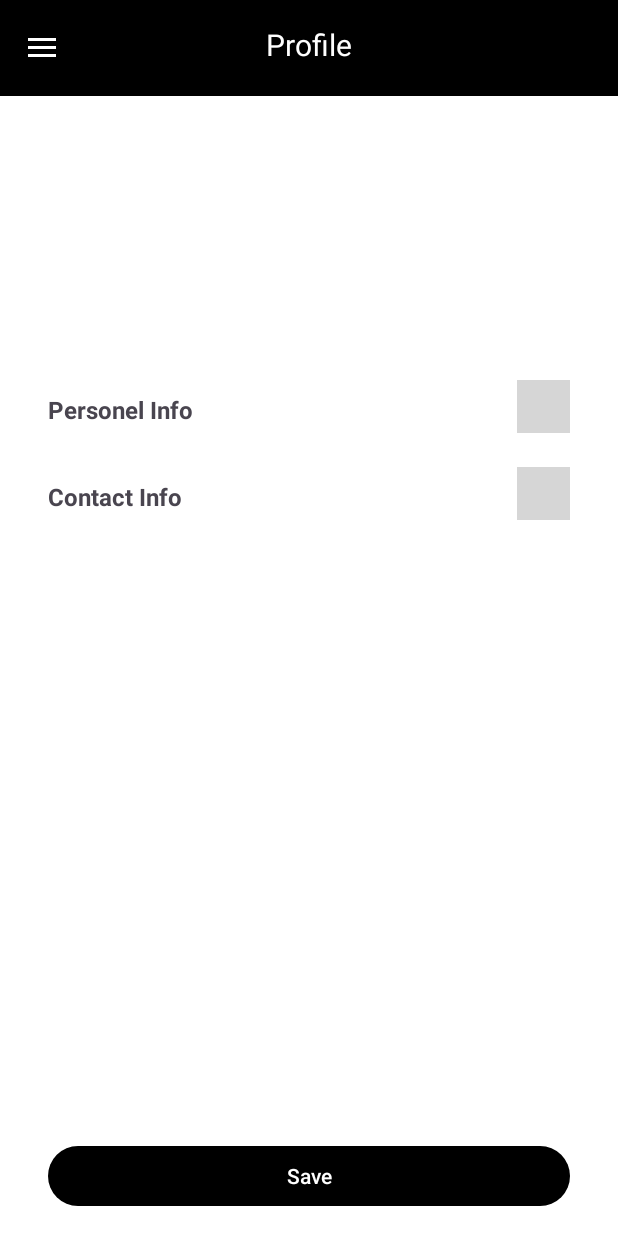
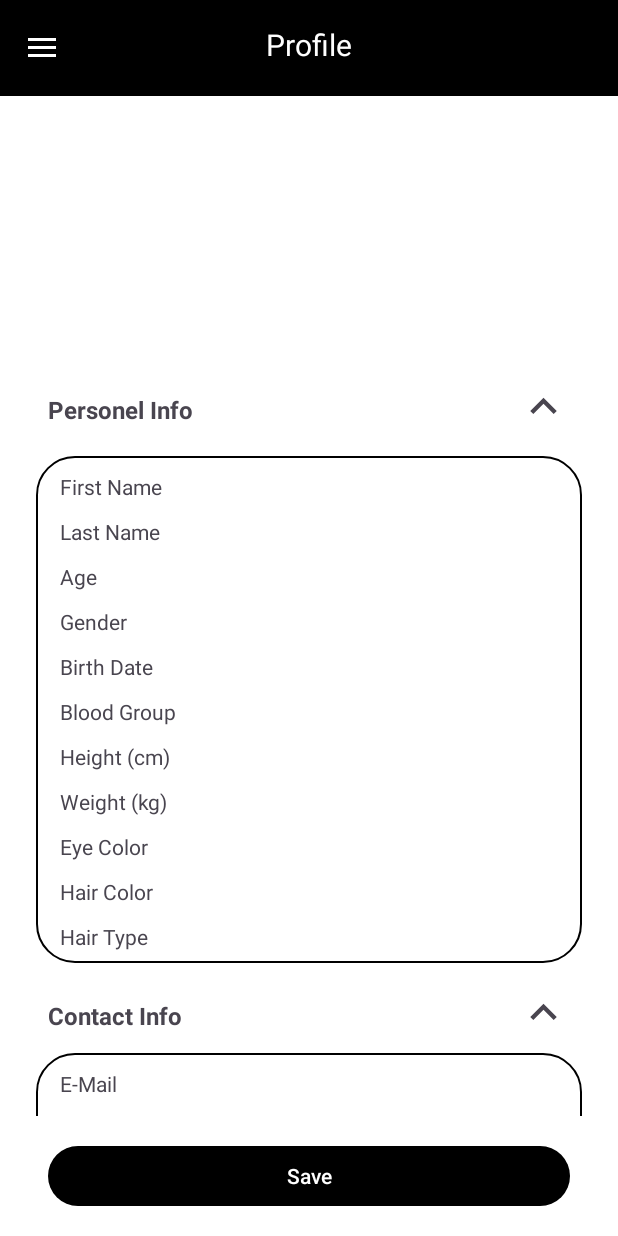
Before and after one commit to cevdetkilickeser/eMerchant, an Android app built with Jetpack Compose: the ProfileFragment screen opened through its navigation route, after a tap on "Contact Info", on a phone screen of 412 x 824 dp. Run offline under Robolectric (Android 15) with nearby library versions, the light colour scheme and no system bars; our stand-ins replace Dagger/Hilt's generated code, navigation-ui; network calls fail; pictures from the network do not load; 9 statements that could not run were skipped; 1 other tap on this screen came first; grey boxes are pictures that could not be loaded.

Commit message:
profile fragment rearranged

```diff
--- a/app/src/main/res/layout/fragment_profile.xml
+++ b/app/src/main/res/layout/fragment_profile.xml
@@ -47,7 +47,7 @@
 
             <androidx.constraintlayout.widget.ConstraintLayout
                 android:layout_width="match_parent"
-                android:layout_height="match_parent">
+                android:layout_height="wrap_content">
 
                 <ImageView
                     android:id="@+id/profilePageImage"
@@ -99,7 +99,7 @@
                     android:layout_marginTop="8dp"
                     android:layout_marginEnd="8dp"
                     android:background="@drawable/shape_rectangle"
-                    android:visibility="visible"
+                    android:visibility="gone"
                     app:layout_constraintEnd_toEndOf="@+id/linearLayoutPersonalInfo"
                     app:layout_constraintStart_toStartOf="@+id/linearLayoutPersonalInfo"
                     app:layout_constraintTop_toBottomOf="@+id/linearLayoutPersonalInfo">
@@ -404,7 +404,7 @@
                     android:layout_marginTop="2dp"
                     android:layout_marginEnd="8dp"
                     android:background="@drawable/shape_rectangle"
-                    android:visibility="visible"
+                    android:visibility="gone"
                     app:layout_constraintEnd_toEndOf="@+id/linearLayoutContactInfo"
                     app:layout_constraintStart_toStartOf="@+id/linearLayoutContactInfo"
                     app:layout_constraintTop_toBottomOf="@id/linearLayoutContactInfo">
```
